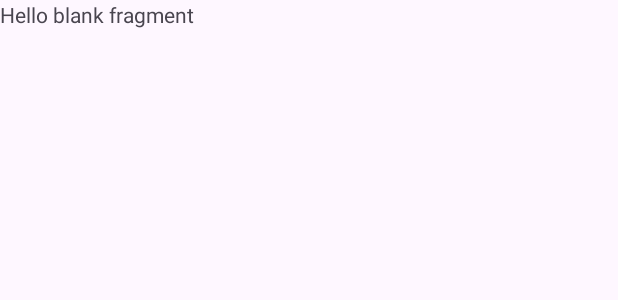
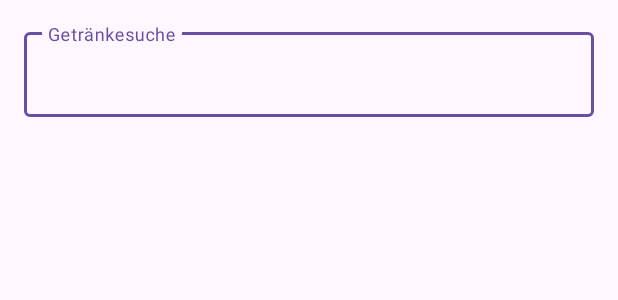
Before and after one commit to SpookyDE/SipScore5, an Android app: the layout fragment_drinks.xml on its own in the app's theme, with its tools: preview values and no code run, on a phone screen of 412 x 824 dp. Shown: the top 300 px of the screen. Run offline under Robolectric (Android 15) with nearby library versions, the light colour scheme and no system bars.

Commit message:
implemented drink search function

```diff
--- a/app/build.gradle.kts
+++ b/app/build.gradle.kts
@@ -38,6 +38,7 @@ android {
 dependencies {
     implementation ("androidx.navigation:navigation-fragment-ktx:2.7.7")
     implementation ("androidx.navigation:navigation-ui-ktx:2.7.7")
+    implementation ("androidx.recyclerview:recyclerview:1.3.2")
     implementation("androidx.core:core-ktx:1.12.0")
     implementation("androidx.appcompat:appcompat:1.6.1")
     implementation("com.google.android.material:material:1.11.0")
@@ -46,5 +47,4 @@ dependencies {
     testImplementation("junit:junit:4.13.2")
     androidTestImplementation("androidx.test.ext:junit:1.1.5")
     androidTestImplementation("androidx.test.espresso:espresso-core:3.5.1")
-
 }
--- a/app/src/main/java/com/sweng/sipscore5/database/DrinkDAO.kt
+++ b/app/src/main/java/com/sweng/sipscore5/database/DrinkDAO.kt
@@ -1,6 +1,6 @@
 package com.sweng.sipscore5.database
+import com.sweng.sipscore5.models.Drink
 
-import com.sweng.sipscore5.models.Drink
 
 interface DrinkDAO {
 
--- a/app/src/main/res/layout/fragment_drinks.xml
+++ b/app/src/main/res/layout/fragment_drinks.xml
@@ -1,14 +1,32 @@
 <?xml version="1.0" encoding="utf-8"?>
-<FrameLayout xmlns:android="http://schemas.android.com/apk/res/android"
+<LinearLayout xmlns:android="http://schemas.android.com/apk/res/android"
     xmlns:tools="http://schemas.android.com/tools"
     android:layout_width="match_parent"
     android:layout_height="match_parent"
+    android:orientation="vertical"
     tools:context=".fragments.DrinksFragment">
 
-    <TextView
-        android:id="@+id/textView"
+    <com.google.android.material.textfield.TextInputLayout
         android:layout_width="match_parent"
-        android:layout_height="match_parent"
-        android:text="@string/hello_blank_fragment" />
+        android:layout_height="wrap_content"
+        android:layout_margin="16dp"
+        android:hint="@string/drinksearch">
 
-</FrameLayout>
+        <com.google.android.material.textfield.TextInputEditText
+            android:id="@+id/editTextSearch"
+            android:layout_width="match_parent"
+            android:layout_height="wrap_content"
+            android:inputType="text" />
+
+    </com.google.android.material.textfield.TextInputLayout>
+
+    <androidx.recyclerview.widget.RecyclerView
+        android:id="@+id/recyclerView"
+        android:layout_width="match_parent"
+        android:layout_height="wrap_content"
+        android:layout_marginTop="16dp"
+        android:clipToPadding="false"
+        android:paddingTop="8dp"
+        android:paddingBottom="8dp" />
+
+</LinearLayout>
--- a/app/src/main/res/values/strings.xml
+++ b/app/src/main/res/values/strings.xml
@@ -13,4 +13,6 @@
     <string name="drinks">Drinks</string>
     <string name="rankings">Rankings</string>
     <string name="hello_blank_fragment">Hello blank fragment</string>
+    <string name="drinksearch">Getränkesuche</string>
+    <string name="rate">Bewerten</string>
 </resources>
```
Also changed, not shown: app/src/main/java/com/sweng/sipscore5/fragments/DrinksFragment.kt (+40 -5 lines), app/src/main/java/com/sweng/sipscore5/services/DrinkAdapter.kt (added, +47 -0 lines), app/src/main/java/com/sweng/sipscore5/services/DrinkService.kt (+17 -1 lines), app/src/main/java/com/sweng/sipscore5/services/DrinkServiceImpl.kt (+68 -5 lines), app/src/main/res/layout/drink_item.xml (added, +22 -0 lines).
